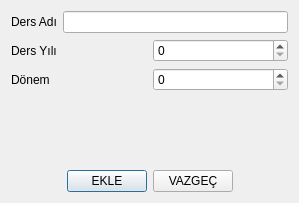
The window that Gorsel/formlar/veriGiris/dersgiris.ui (sadededeoglu/okulprojesi) describes before a commit, drawn with Qt 5.
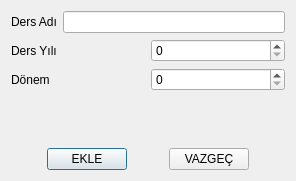
The same window after the commit. Icons and pictures are not drawn.

What changed in the file:
```diff
--- a/Gorsel/formlar/veriGiris/dersgiris.ui
+++ b/Gorsel/formlar/veriGiris/dersgiris.ui
@@ -6,10 +6,22 @@
    <rect>
     <x>0</x>
     <y>0</y>
-    <width>299</width>
-    <height>203</height>
+    <width>296</width>
+    <height>181</height>
    </rect>
   </property>
+  <property name="minimumSize">
+   <size>
+    <width>296</width>
+    <height>181</height>
+   </size>
+  </property>
+  <property name="maximumSize">
+   <size>
+    <width>296</width>
+    <height>181</height>
+   </size>
+  </property>
   <property name="windowTitle">
    <string>DERS EKLE</string>
   </property>
@@ -86,6 +98,19 @@
        </property>
       </widget>
      </item>
+     <item>
+      <spacer name="horizontalSpacer_3">
+       <property name="orientation">
+        <enum>Qt::Horizontal</enum>
+       </property>
+       <property name="sizeHint" stdset="0">
+        <size>
+         <width>40</width>
+         <height>20</height>
+        </size>
+       </property>
+      </spacer>
+     </item>
      <item>
       <widget class="QPushButton" name="pushButton_Vazgec">
        <property name="text">
```
